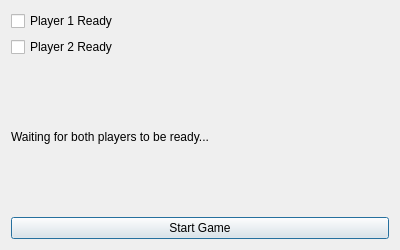
Qt form src/SelectDialog.ui (GagaYaba/pong) before a commit.
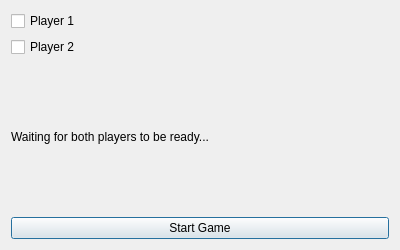
The same form after that commit.

Commit message: Update Network System

What changed in the file:
```diff
--- a/src/SelectDialog.ui
+++ b/src/SelectDialog.ui
@@ -18,15 +18,18 @@
         <layout class="QVBoxLayout" name="verticalLayout">
             <item>
                 <widget class="QCheckBox" name="player1CheckBox">
+     <property name="enabled">
+      <bool>true</bool>
+     </property>
                     <property name="text">
-                        <string>Player 1 Ready</string>
+      <string>Player 1</string>
                     </property>
                 </widget>
             </item>
             <item>
                 <widget class="QCheckBox" name="player2CheckBox">
                     <property name="text">
-                        <string>Player 2 Ready</string>
+      <string>Player 2</string>
                     </property>
                 </widget>
             </item>
```
Left out of the diff: 7 changed lines with no effect on the pictures. Lines whose indentation alone changed are shown as unchanged. The commit also changes 2 other files.
